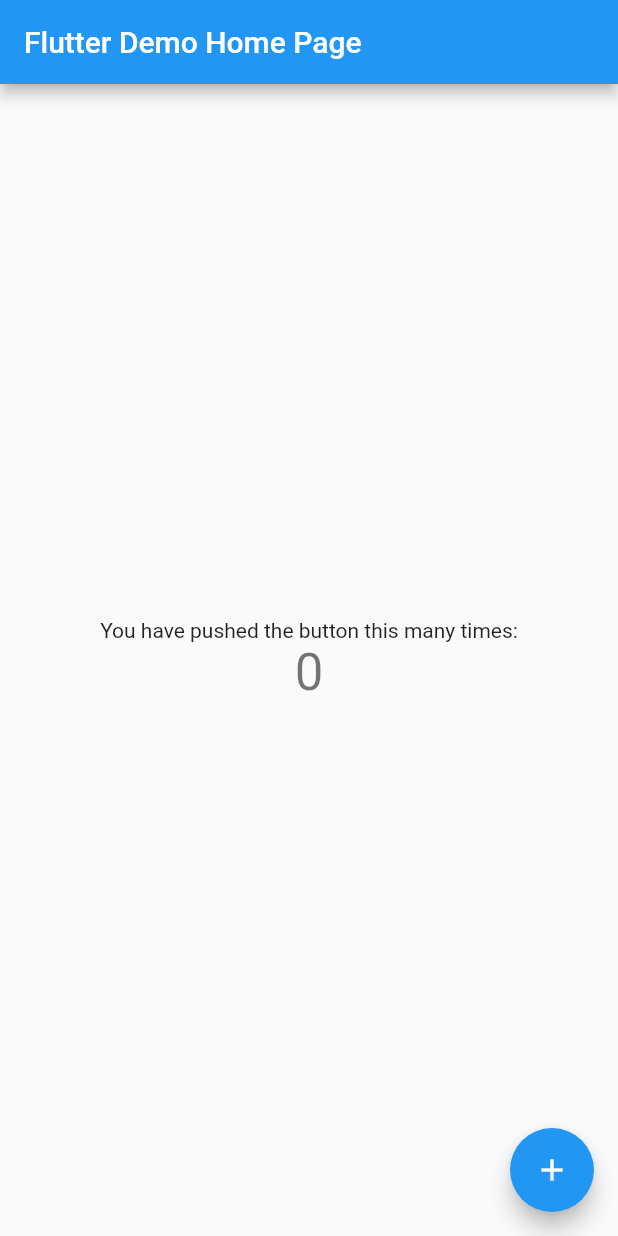
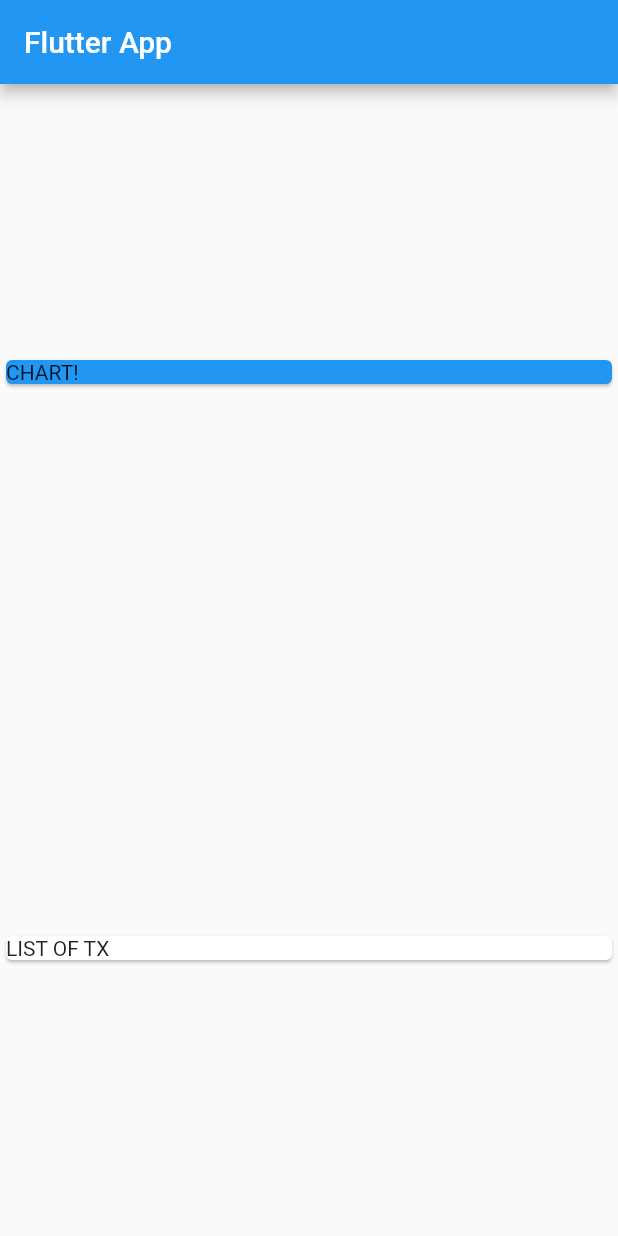
Before and after one commit to amanjain-ops/expense_planner, a Flutter app: the screen it shows after launch, on a phone screen of 412 x 824 dp. Run offline on Flutter 3.47's test engine with Material 2 defaults, Android fonts, the phone set to English and light mode, and no system bars; missing offline and left inert: dart:ffi.

Commit message:
Add card and column

```diff
--- a/lib/main.dart
+++ b/lib/main.dart
@@ -1,115 +1,47 @@
+// ignore_for_file: use_key_in_widget_constructors, prefer_const_constructors, sized_box_for_whitespace
+
+import 'dart:ffi';
+
 import 'package:flutter/material.dart';
 
 void main() {
-  runApp(const MyApp());
+  runApp(MyApp());
 }
 
 class MyApp extends StatelessWidget {
-  const MyApp({Key? key}) : super(key: key);
-
-  // This widget is the root of your application.
   @override
   Widget build(BuildContext context) {
     return MaterialApp(
-      title: 'Flutter Demo',
-      theme: ThemeData(
-        // This is the theme of your application.
-        //
-        // Try running your application with "flutter run". You'll see the
-        // application has a blue toolbar. Then, without quitting the app, try
-        // changing the primarySwatch below to Colors.green and then invoke
-        // "hot reload" (press "r" in the console where you ran "flutter run",
-        // or simply save your changes to "hot reload" in a Flutter IDE).
-        // Notice that the counter didn't reset back to zero; the application
-        // is not restarted.
-        primarySwatch: Colors.blue,
-      ),
-      home: const MyHomePage(title: 'Flutter Demo Home Page'),
+      title: 'Flutter App',
+      home: MyHomePage(),
     );
   }
 }
 
-class MyHomePage extends StatefulWidget {
-  const MyHomePage({Key? key, required this.title}) : super(key: key);
-
-  // This widget is the home page of your application. It is stateful, meaning
-  // that it has a State object (defined below) that contains fields that affect
-  // how it looks.
-
-  // This class is the configuration for the state. It holds the values (in this
-  // case the title) provided by the parent (in this case the App widget) and
-  // used by the build method of the State. Fields in a Widget subclass are
-  // always marked "final".
-
-  final String title;
-
-  @override
-  State<MyHomePage> createState() => _MyHomePageState();
-}
-
-class _MyHomePageState extends State<MyHomePage> {
-  int _counter = 0;
-
-  void _incrementCounter() {
-    setState(() {
-      // This call to setState tells the Flutter framework that something has
-      // changed in this State, which causes it to rerun the build method below
-      // so that the display can reflect the updated values. If we changed
-      // _counter without calling setState(), then the build method would not be
-      // called again, and so nothing would appear to happen.
-      _counter++;
-    });
-  }
-
+class MyHomePage extends StatelessWidget {
   @override
   Widget build(BuildContext context) {
-    // This method is rerun every time setState is called, for instance as done
-    // by the _incrementCounter method above.
-    //
-    // The Flutter framework has been optimized to make rerunning build methods
-    // fast, so that you can just rebuild anything that needs updating rather
-    // than having to individually change instances of widgets.
     return Scaffold(
       appBar: AppBar(
-        // Here we take the value from the MyHomePage object that was created by
-        // the App.build method, and use it to set our appbar title.
-        title: Text(widget.title),
+        title: Text('Flutter App'),
       ),
-      body: Center(
-        // Center is a layout widget. It takes a single child and positions it
-        // in the middle of the parent.
-        child: Column(
-          // Column is also a layout widget. It takes a list of children and
-          // arranges them vertically. By default, it sizes itself to fit its
-          // children horizontally, and tries to be as tall as its parent.
-          //
-          // Invoke "debug painting" (press "p" in the console, choose the
-          // "Toggle Debug Paint" action from the Flutter Inspector in Android
-          // Studio, or the "Toggle Debug Paint" command in Visual Studio Code)
-          // to see the wireframe for each widget.
-          //
-          // Column has various properties to control how it sizes itself and
-          // how it positions its children. Here we use mainAxisAlignment to
-          // center the children vertically; the main axis here is the vertical
-          // axis because Columns are vertical (the cross axis would be
-          // horizontal).
-          mainAxisAlignment: MainAxisAlignment.center,
-          children: <Widget>[
-            const Text(
-              'You have pushed the button this many times:',
+      body: Column(
+        mainAxisAlignment: MainAxisAlignment.spaceAround,
+        crossAxisAlignment: CrossAxisAlignment.stretch,
+        // ignore: prefer_const_literals_to_create_immutables
+        children: [
+          Container(
+            width: double.infinity,
+            child: Card(
+              color: Colors.blue,
+              child: Text("CHART!"),
             ),
-            Text(
-              '$_counter',
-              style: Theme.of(context).textTheme.headline4,
-            ),
-          ],
-        ),
+          ),
+          Card(
+            child: Text("LIST OF TX"),
+          ),
+        ],
       ),
-      floatingActionButton: FloatingActionButton(
-        onPressed: _incrementCounter,
-        tooltip: 'Increment',
-        child: const Icon(Icons.add),
-      ), // This trailing comma makes auto-formatting nicer for build methods.
     );
   }
 }
```
